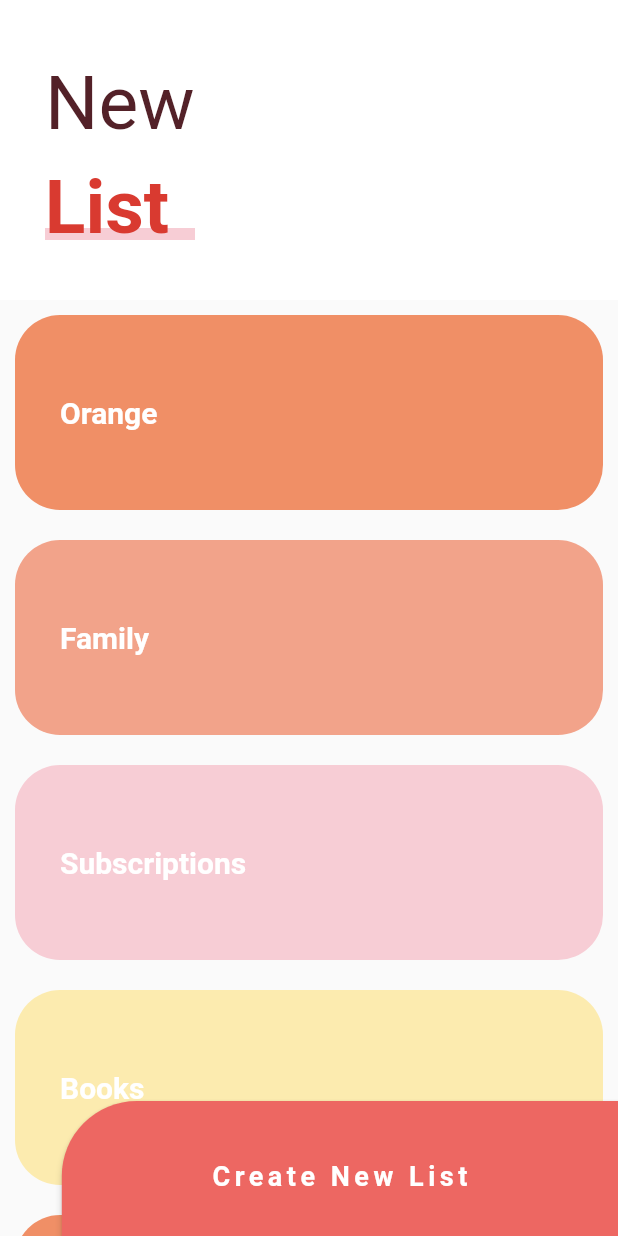
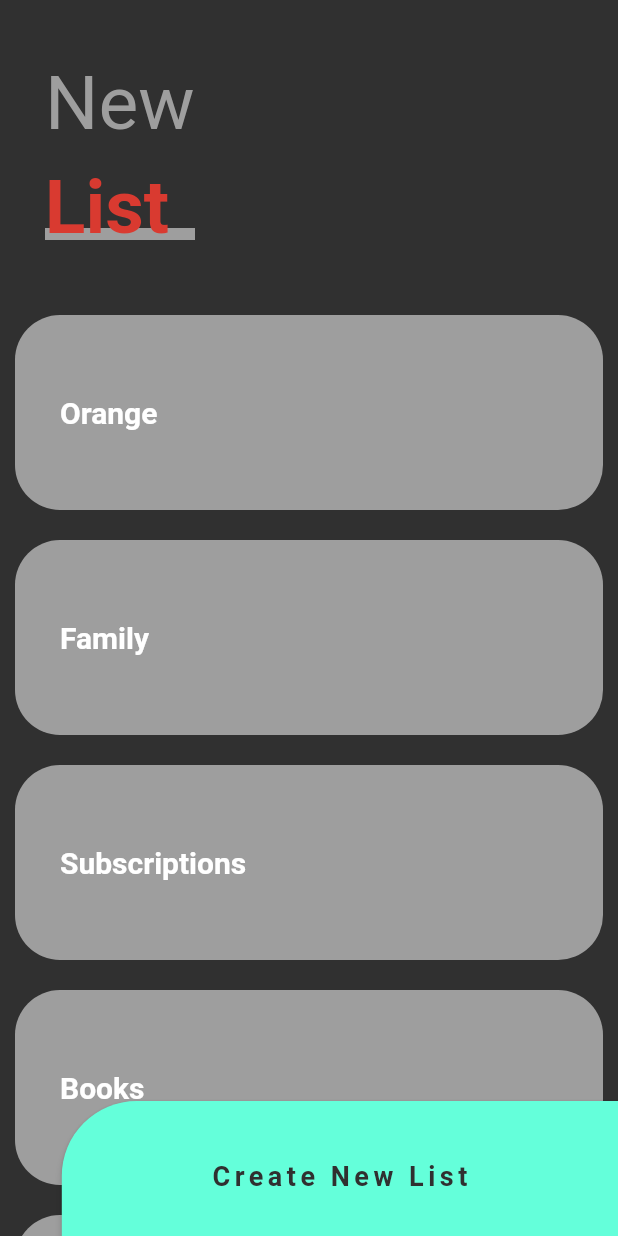
Before and after one commit to julianfrancodev/bug-free-flutter-painter-animatios, a Flutter app: the SliverListPage screen opened directly, on a phone screen of 412 x 824 dp. Run offline on Flutter 3.47's test engine with Material 2 defaults, Android fonts, the phone set to English and light mode, and no system bars; our stand-ins replace animate_do, flutter_svg, font_awesome_flutter.

Commit message:
feat: improve flutter themes

```diff
--- a/lib/pages/sliver_list_page.dart
+++ b/lib/pages/sliver_list_page.dart
@@ -1,4 +1,6 @@
+import 'package:custom_painter/theme/theme.dart';
 import 'package:flutter/material.dart';
+import 'package:provider/provider.dart';
 
 class SliverListPage extends StatelessWidget {
   @override
@@ -19,19 +21,21 @@ class _ButtonNewList extends StatelessWidget {
   @override
   Widget build(BuildContext context) {
     final size = MediaQuery.of(context).size;
-
+    final appTheme = Provider.of<ThemeChanger>(context);
     return ButtonTheme(
       minWidth: size.width * 0.9,
       height: 100,
       child: RaisedButton(
         onPressed: () {},
-        color: Color(0xffed6762),
+        color: (appTheme.darkTheme)
+            ? appTheme.currentTheme.accentColor
+            : Color(0xffed6762),
         shape: RoundedRectangleBorder(
             borderRadius: BorderRadius.only(topLeft: Radius.circular(50))),
         child: Text(
           'Create New List',
           style: TextStyle(
-              color: Colors.white,
+              color: appTheme.currentTheme.scaffoldBackgroundColor,
               fontSize: 18,
               fontWeight: FontWeight.bold,
               letterSpacing: 3),
@@ -59,6 +63,8 @@ class _MainScroll extends StatelessWidget {
 
   @override
   Widget build(BuildContext context) {
+    final appTheme = Provider.of<ThemeChanger>(context);
+
     return CustomScrollView(
       physics: BouncingScrollPhysics(),
       slivers: [
@@ -76,7 +82,7 @@ class _MainScroll extends StatelessWidget {
               maxHeight: 200,
               child: Container(
                 alignment: Alignment.centerLeft,
-                color: Colors.white,
+                color: appTheme.currentTheme.scaffoldBackgroundColor,
                 child: _Title(),
               )),
         ),
@@ -131,6 +137,8 @@ class _SliverCustomHeaderDelegate extends SliverPersistentHeaderDelegate {
 class _Title extends StatelessWidget {
   @override
   Widget build(BuildContext context) {
+    final appTheme = Provider.of<ThemeChanger>(context);
+
     return Column(
       children: [
         SizedBox(
@@ -140,7 +148,9 @@ class _Title extends StatelessWidget {
           margin: EdgeInsets.symmetric(horizontal: 30, vertical: 10),
           child: Text(
             'New',
-            style: TextStyle(color: Color(0xff532128), fontSize: 50),
+            style: TextStyle(
+                color: (appTheme.darkTheme) ? Colors.grey : Color(0xff532128),
+                fontSize: 50),
           ),
         ),
         Stack(
@@ -153,7 +163,9 @@ class _Title extends StatelessWidget {
               child: Container(
                 width: 140,
                 height: 8,
-                decoration: BoxDecoration(color: Color(0xfff7cdd5)),
+                decoration: BoxDecoration(
+                    color:
+                        (appTheme.darkTheme) ? Colors.grey : Color(0xfff7cdd5)),
               ),
             ),
             Container(
@@ -202,18 +214,23 @@ class _ListItem extends StatelessWidget {
 
   @override
   Widget build(BuildContext context) {
+
+    final appTheme = Provider.of<ThemeChanger>(context);
+
     return Container(
       alignment: Alignment.centerLeft,
       padding: EdgeInsets.all(30),
       child: Text(
         this.title,
         style: TextStyle(
-            color: Colors.white, fontWeight: FontWeight.bold, fontSize: 20),
+            color: Colors.white,
+            fontWeight: FontWeight.bold,
+            fontSize: 20),
       ),
       margin: EdgeInsets.all(10),
       height: 130,
       decoration: BoxDecoration(
-          color: this.color, borderRadius: BorderRadius.circular(30)),
+          color: (appTheme.darkTheme) ? Colors.grey : this.color, borderRadius: BorderRadius.circular(30)),
     );
   }
 }
```
Also changed, not shown: lib/main.dart (+15 -15 lines), lib/pages/launcher_page.dart (+53 -11 lines), lib/pages/pinterest_page.dart (+21 -12 lines), lib/pages/slideshow_page.dart (+15 -8 lines), lib/routes.dart (added, +28 -0 lines), lib/theme/theme.dart (added, +67 -0 lines).
